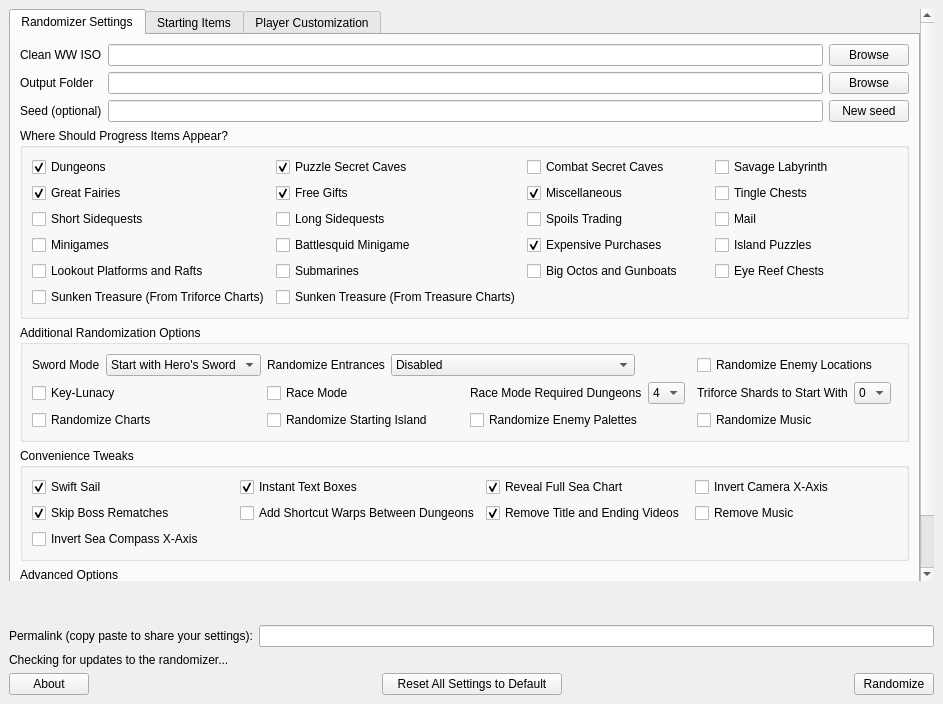
Before: the Qt Designer form wwr_ui/randomizer_window.ui in LagoLunatic/wwrando, drawn with Qt 5.
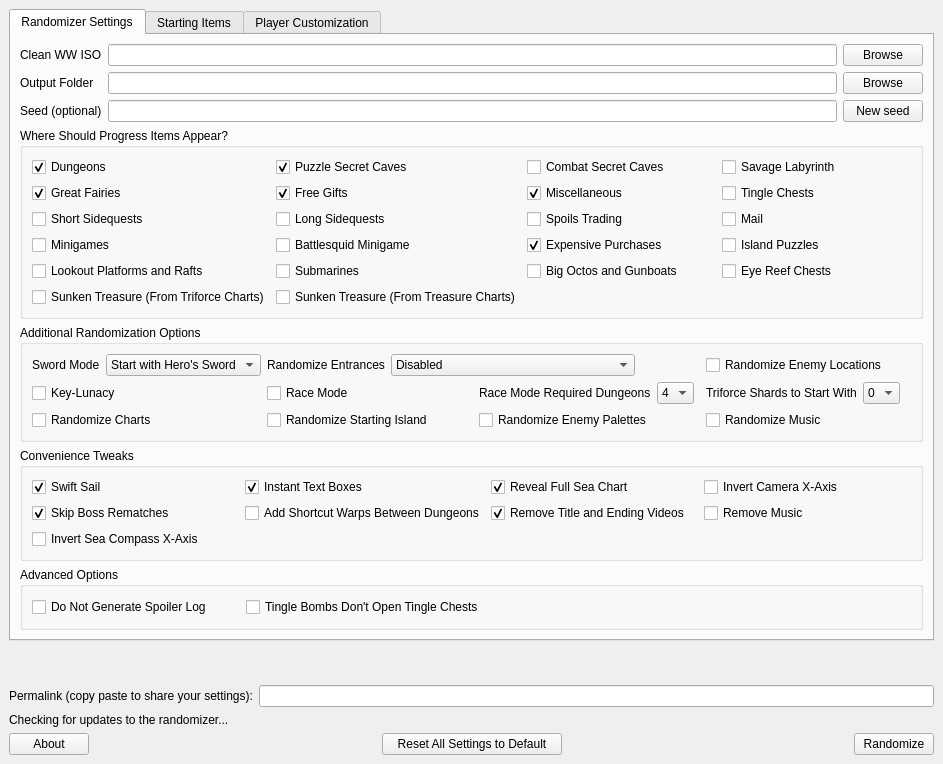
After: the same form once the commit is applied.

Diff of the .ui file:
```diff
--- a/wwr_ui/randomizer_window.ui
+++ b/wwr_ui/randomizer_window.ui
@@ -7,7 +7,7 @@
     <x>0</x>
     <y>0</y>
     <width>943</width>
-    <height>704</height>
+    <height>764</height>
    </rect>
   </property>
   <property name="windowTitle">
@@ -28,8 +28,8 @@
         <rect>
          <x>0</x>
          <y>0</y>
-         <width>1097</width>
-         <height>783</height>
+         <width>925</width>
+         <height>624</height>
         </rect>
        </property>
        <layout class="QVBoxLayout" name="verticalLayout_4">
```
